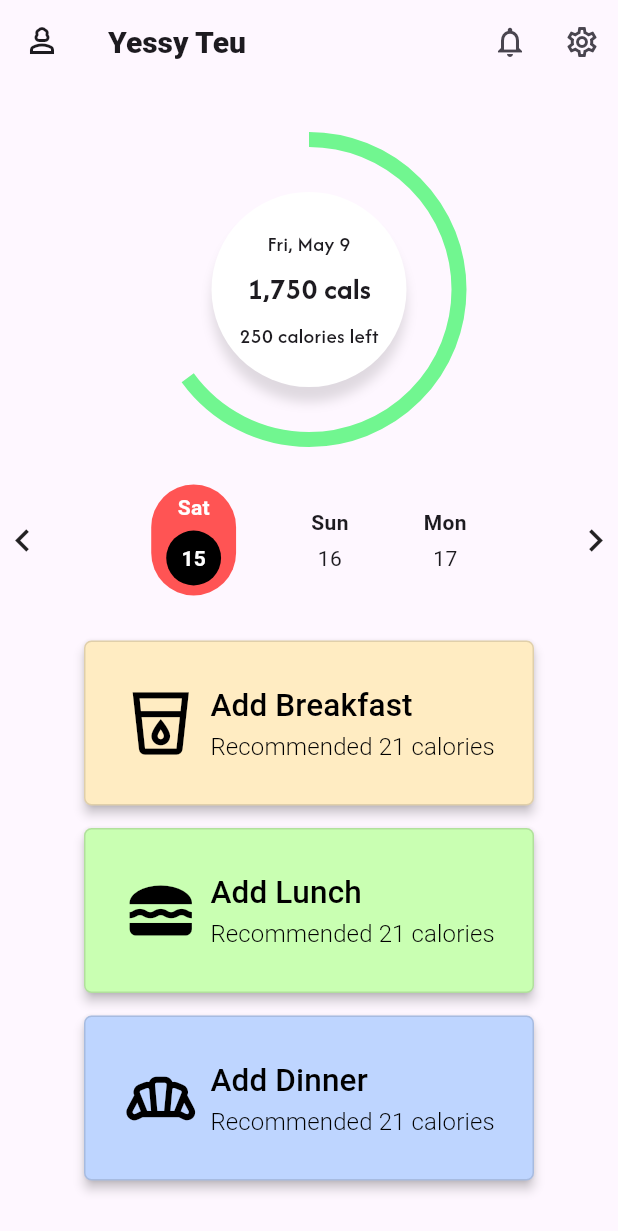
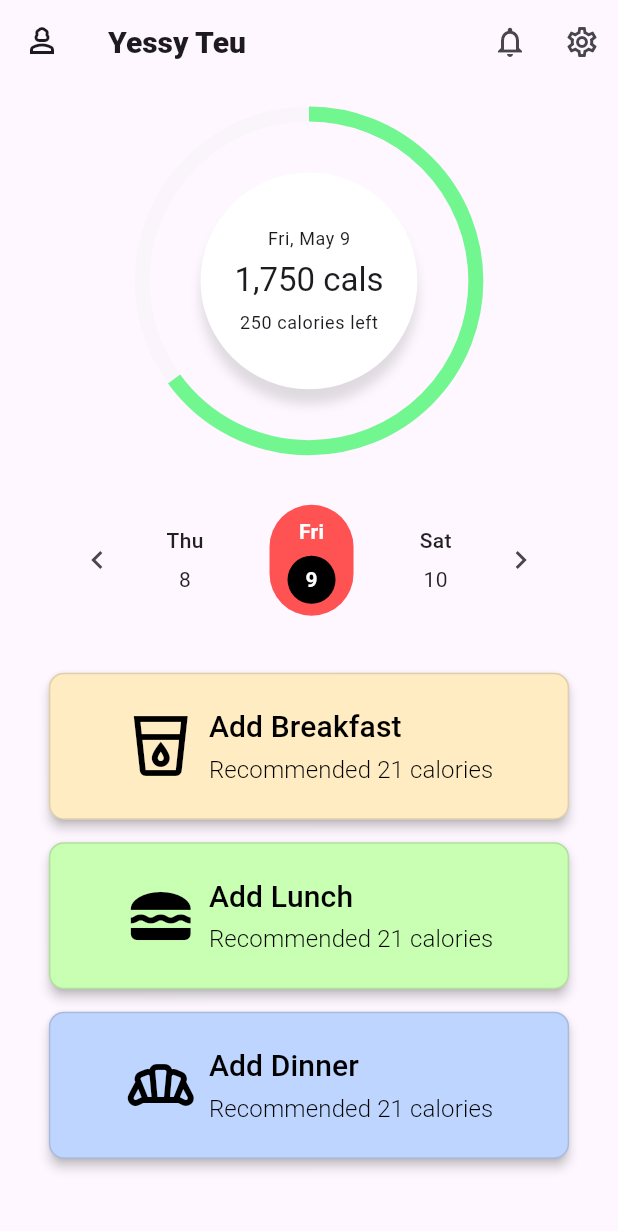
Before and after one commit to Shubr/iNutrition, a Flutter app: the screen it shows after launch, on a phone screen of 412 x 824 dp. Shown: the top 1231 px of the screen. Run offline on Flutter 3.47's test engine with Material 3 defaults, Android fonts, the light colour scheme and no system bars; our stand-ins replace flutter_svg.

Commit message:
Set the Calorie Card and Day Selector dates set to current

```diff
--- a/lib/dashboard/dashboard.dart
+++ b/lib/dashboard/dashboard.dart
@@ -14,8 +14,18 @@ class DashboardPage extends StatefulWidget {
 class _DashboardPageState extends State<DashboardPage> {
   final double _calorieProgress = 0.65;
 
+  List<DateTime> _generatePast3Days() {
+    final now = DateTime.now();
+    return List.generate(3, (i) {
+      final day = now.subtract(Duration(days: 1 - i));
+      return DateTime(day.year, day.month, day.day);
+    });
+  }
+
  @override
 Widget build(BuildContext context) {
+  final screenWidth = MediaQuery.of(context).size.width;
+
   return Scaffold(
     appBar: AppBar(
       title: const Text(
@@ -27,29 +37,34 @@ class _DashboardPageState extends State<DashboardPage> {
       ),
       leading: const Icon(Icons.person_3_outlined),
       actions: [
-          IconButton(
-              onPressed: () => {}, icon: const Icon(Icons.notifications_none_outlined)),
-          IconButton(
-              onPressed: () => {}, icon: const Icon(Icons.settings_outlined)),
+        IconButton(onPressed: () {}, icon: const Icon(Icons.notifications_none_outlined)),
+        IconButton(onPressed: () {}, icon: const Icon(Icons.settings_outlined)),
       ],
     ),
-      body: Column(
-        mainAxisAlignment: MainAxisAlignment.center,
+    body: SingleChildScrollView(
+      padding: EdgeInsets.symmetric(horizontal: screenWidth * 0.05, vertical: 20),
+      child: Center(
+        child: Column(
+          crossAxisAlignment: CrossAxisAlignment.center,
           children: [
             CalorieCurrentProgress(
               progress: _calorieProgress,
               child: const CalorieCard(
-              dateToday: DateTime.now,
                 calsCurrent: "1,750 cals",
                 calsLeft: "250 calories left",
               ),
             ),
             const SizedBox(height: 30),
-          const DaySelector(),
+            DaySelector(
+              days: _generatePast3Days(),
+              selectedDay: DateTime.now(),
+            ),
             const SizedBox(height: 30),
             const MealEntrySelector(),
           ],
         ),
+      ),
+    ),
   );
   }
 }
--- a/lib/dashboard/widgets/calorie_card.dart
+++ b/lib/dashboard/widgets/calorie_card.dart
@@ -8,7 +8,7 @@ class CalorieCard extends StatefulWidget {
   const CalorieCard({
     super.key,
     required this.calsCurrent,
-    required this.calsLeft, required DateTime Function() dateToday,
+    required this.calsLeft,
   });
 
   @override
@@ -22,20 +22,19 @@ class _CalorieCardState extends State<CalorieCard> {
   void initState() {
     super.initState();
     final now = DateTime.now();
-    formattedDate = DateFormat('EEE, MMM d').format(now); // e.g., "Wed, May 8"
+    formattedDate = DateFormat('EEE, MMM d').format(now);
   }
 
   @override
   Widget build(BuildContext context) {
-    return Container(
-      width: 160,
-      height: 160,
+    return AspectRatio(
+      aspectRatio: 1,
+      child: Container(
         padding: const EdgeInsets.all(16),
-      decoration: BoxDecoration(
+        decoration: const BoxDecoration(
           color: Colors.white,
-        border: Border.all(color: const Color.fromARGB(0, 0, 0, 0), width: 2),
           shape: BoxShape.circle,
-        boxShadow: const [
+          boxShadow: [
             BoxShadow(
               color: Colors.black12,
               blurRadius: 6,
@@ -44,36 +43,28 @@ class _CalorieCardState extends State<CalorieCard> {
           ],
         ),
         child: Center(
+          child: FittedBox(
+            fit: BoxFit.scaleDown,
             child: Column(
               mainAxisAlignment: MainAxisAlignment.center,
               children: [
                 Text(
                   formattedDate,
-              style: const TextStyle(
-                fontSize: 14,
-                fontWeight: FontWeight.w500,
-                fontFamily: "Afacad",
-              ),
+                  style: Theme.of(context).textTheme.bodySmall,
                 ),
                 const SizedBox(height: 6),
                 Text(
                   widget.calsCurrent,
-              style: const TextStyle(
-                fontSize: 20,
-                fontWeight: FontWeight.bold,
-                fontFamily: "Afacad",
-              ),
+                  style: Theme.of(context).textTheme.titleLarge,
                 ),
                 const SizedBox(height: 6),
                 Text(
                   widget.calsLeft,
-              style: const TextStyle(
-                fontSize: 14,
-                fontWeight: FontWeight.w500,
-                fontFamily: "Afacad",
+                  style: Theme.of(context).textTheme.bodySmall,
+                ),
+              ],
             ),
           ),
-          ],
         ),
       ),
     );
--- a/lib/dashboard/widgets/calorie_current_progress.dart
+++ b/lib/dashboard/widgets/calorie_current_progress.dart
@@ -15,29 +15,56 @@ class CalorieCurrentProgress extends StatefulWidget {
 }
 
 class _CalorieCurrentProgressState extends State<CalorieCurrentProgress> {
+  late double _progress;
+
+  @override
+  void initState() {
+    super.initState();
+    _progress = widget.progress;
+  }
+
+  @override
+  void didUpdateWidget(covariant CalorieCurrentProgress oldWidget) {
+    super.didUpdateWidget(oldWidget);
+    if (oldWidget.progress != widget.progress) {
+      setState(() {
+        _progress = widget.progress;
+      });
+    }
+  }
+
   @override
   Widget build(BuildContext context) {
-    return Stack(
+    return LayoutBuilder(
+      builder: (context, constraints) {
+        final double size = constraints.maxWidth * 0.6;
+        final double innerSize = size * 0.65;
+
+        return Center(
+          child: Stack(
             alignment: Alignment.center,
             children: [
               SizedBox(
-          width: 200,
-          height: 200,
+                width: size,
+                height: size,
                 child: CircularProgressIndicator(
-            value: widget.progress,
+                  value: _progress,
                   strokeWidth: 10,
-            backgroundColor: const Color.fromARGB(0, 224, 224, 224),
+                  backgroundColor: const Color.fromARGB(30, 224, 224, 224),
                   valueColor: const AlwaysStoppedAnimation<Color>(
                     Color.fromARGB(255, 113, 246, 144),
                   ),
                 ),
               ),
               SizedBox(
-          width: 130,
-          height: 130,
+                width: innerSize,
+                height: innerSize,
                 child: widget.child,
               ),
             ],
+          ),
+        );
+      },
     );
   }
 }
--- a/lib/dashboard/widgets/day_selector.dart
+++ b/lib/dashboard/widgets/day_selector.dart
@@ -1,77 +1,162 @@
 import 'package:flutter/material.dart';
+import 'package:intl/intl.dart';
 
 class DaySelector extends StatefulWidget {
-  const DaySelector({super.key});
+  final List<DateTime> days;
+  final ValueChanged<DateTime>? onDaySelected;
+  final DateTime selectedDay;
+
+  const DaySelector({
+    super.key,
+    required this.days,
+    this.onDaySelected,
+    required this.selectedDay,
+  });
 
   @override
-  State<DaySelector> createState() => DaySelectorState();
+  State<DaySelector> createState() => _DaySelectorState();
 }
 
-class DaySelectorState extends State<DaySelector> {
-  int _selectedIndex = 0;
+class _DaySelectorState extends State<DaySelector> {
+  late DateTime _selectedDay;
+  final ScrollController _scrollController = ScrollController();
 
-  final List<Map<String, String>> days = [
-    {"day": "Sat", "date": "15"},
-    {"day": "Sun", "date": "16"},
-    {"day": "Mon", "date": "17"},
-  ];
+  @override
+  void initState() {
+    super.initState();
+    _selectedDay = widget.selectedDay;
+    WidgetsBinding.instance.addPostFrameCallback((_) => _scrollToSelectedDay());
+  }
+
+  @override
+  void didUpdateWidget(DaySelector oldWidget) {
+    super.didUpdateWidget(oldWidget);
+    if (!_isSameDay(oldWidget.selectedDay, widget.selectedDay)) {
+      _selectedDay = widget.selectedDay;
+      _scrollToSelectedDay();
+    }
+  }
+
+  bool _isSameDay(DateTime a, DateTime b) {
+    return a.year == b.year && a.month == b.month && a.day == b.day;
+  }
+
+  void _selectDay(DateTime day) {
+    setState(() {
+      _selectedDay = day;
+    });
+    widget.onDaySelected?.call(day);
+    _scrollToSelectedDay();
+  }
+
+  void _scrollToSelectedDay() {
+    if (!_scrollController.hasClients) return;
+
+    final index = widget.days.indexWhere((d) => _isSameDay(d, _selectedDay));
+    if (index != -1) {
+      final screenWidth = MediaQuery.of(context).size.width;
+      final itemWidth = 70.0;
+      final centerPosition = (index * itemWidth) - (screenWidth / 2) + (itemWidth / 2);
+
+      _scrollController.animateTo(
+        centerPosition.clamp(0, _scrollController.position.maxScrollExtent),
+        duration: const Duration(milliseconds: 300),
+        curve: Curves.easeInOut,
+      );
+    }
+  }
+
+  void _navigateDay(int direction) {
+    final currentIndex = widget.days.indexWhere((d) => _isSameDay(d, _selectedDay));
+    final newIndex = (currentIndex + direction).clamp(0, widget.days.length - 1);
+    if (newIndex != currentIndex) {
+      _selectDay(widget.days[newIndex]);
+    }
+  }
 
   @override
   Widget build(BuildContext context) {
-    return Row(
-      mainAxisAlignment: MainAxisAlignment.spaceBetween,
+    final totalItemsWidth = widget.days.length * 70.0;
+    final screenWidth = MediaQuery.of(context).size.width;
+
+    return Center(
+      child: SizedBox(
+        height: 90,
+        width: screenWidth,
+        child: Row(
+          mainAxisAlignment: MainAxisAlignment.center,
           children: [
-        const Icon(Icons.chevron_left, size: 30),
+            IconButton(
+              icon: const Icon(Icons.chevron_left),
+              onPressed: () => _navigateDay(-1),
+            ),
+            if (totalItemsWidth < screenWidth)
               Row(
                 mainAxisAlignment: MainAxisAlignment.center,
-          children: List.generate(days.length, (index) {
-            final day = days[index];
-            return Padding(
-              padding: const EdgeInsets.symmetric(horizontal: 25),
-              child: GestureDetector(
-                onTap: () {
-                  setState(() {
-                    _selectedIndex = index;
-                  });
-                },
-                child: _buildDay(day["day"]!, day["date"]!, isSelected: index == _selectedIndex),
+                children: List.generate(
+                  widget.days.length,
+                  (index) => _buildDayItem(widget.days[index]),
                 ),
-            );
-          }),
+              )
+            else
+              Expanded(
+                child: ListView.builder(
+                  controller: _scrollController,
+                  scrollDirection: Axis.horizontal,
+                  itemCount: widget.days.length,
+                  itemBuilder: (context, index) => _buildDayItem(widget.days[index]),
                 ),
-        const Icon(Icons.chevron_right, size: 30),
+              ),
+            IconButton(
+              icon: const Icon(Icons.chevron_right),
+              onPressed: () => _navigateDay(1),
+            ),
           ],
+        ),
+      ),
     );
   }
 
-  Widget _buildDay(String dayName, String date, {bool isSelected = false}) {
-    if (isSelected) {
-      return Column(
+  Widget _buildDayItem(DateTime day) {
+    final isSelected = _isSameDay(day, _selectedDay);
+    final dayName = DateFormat('E').format(day);
+    final dayNumber = DateFormat('d').format(day);
+
+    return Padding(
+      padding: const EdgeInsets.symmetric(horizontal: 22),
+      child: GestureDetector(
+        onTap: () => _selectDay(day),
+        child: isSelected
+            ? Column(
+                mainAxisAlignment: MainAxisAlignment.center,
                 children: [
                   Container(
-            padding: const EdgeInsets.symmetric(vertical: 5, horizontal: 10),
                     decoration: BoxDecoration(
-              color: const Color.fromARGB(255, 255, 84, 84),
-              borderRadius: BorderRadius.circular(50),
+                      color: Colors.redAccent,
+                      borderRadius: BorderRadius.circular(30),
                     ),
+                    padding: const EdgeInsets.symmetric(horizontal: 12, vertical: 8),
                     child: Column(
+                      mainAxisSize: MainAxisSize.min,
                       children: [
                         Text(
                           dayName,
                           style: const TextStyle(
                             color: Colors.white,
-                    fontWeight: FontWeight.w600,
+                            fontWeight: FontWeight.bold,
                           ),
                         ),
-                const SizedBox(height: 4),
+                        const SizedBox(height: 6),
                         Container(
-                  padding: const EdgeInsets.all(10),
+                          width: 32,
+                          height: 32,
                           decoration: const BoxDecoration(
+                            shape: BoxShape.circle,
                             color: Colors.black,
-                    shape: BoxShape.circle,
                           ),
+                          alignment: Alignment.center,
                           child: Text(
-                    date,
+                            dayNumber,
                             style: const TextStyle(
                               color: Colors.white,
                               fontWeight: FontWeight.bold,
@@ -82,18 +167,29 @@ class DaySelectorState extends State<DaySelector> {
                     ),
                   ),
                 ],
-      );
-    } else {
-      return Column(
+              )
+            : Column(
+                mainAxisSize: MainAxisSize.min,
+                mainAxisAlignment: MainAxisAlignment.center,
                 children: [
                   Text(
                     dayName,
-            style: const TextStyle(fontWeight: FontWeight.w600),
+                    style: const TextStyle(
+                      color: Colors.black87,
+                      fontWeight: FontWeight.w500,
                     ),
-          const SizedBox(height: 4),
-          Text(date),
+                  ),
+                  const SizedBox(height: 6),
+                  Text(
+                    dayNumber,
+                    style: const TextStyle(
+                      color: Colors.black87,
+                      fontWeight: FontWeight.normal,
+                    ),
+                  ),
                 ],
+              ),
+      ),
     );
   }
 }
-}
--- a/lib/dashboard/widgets/meal_entry_selector.dart
+++ b/lib/dashboard/widgets/meal_entry_selector.dart
@@ -14,7 +14,12 @@ class MealEntrySelectorState extends State<MealEntrySelector> {
 
   @override
   Widget build(BuildContext context) {
-    return Column(
+    final screenWidth = MediaQuery.of(context).size.width;
+    final isSmallScreen = screenWidth < 360;
+
+    return Padding(
+      padding: const EdgeInsets.symmetric(horizontal: 12),
+      child: Column(
         children: [
           _buildMealButton(
             context,
@@ -22,7 +27,8 @@ class MealEntrySelectorState extends State<MealEntrySelector> {
             "Recommended $recommendedBreakfastCalories calories",
             "/breakfastEntry",
             Icons.local_drink_outlined,
-          const Color.fromARGB(255, 255, 236, 194), // Breakfast button color
+            const Color.fromARGB(255, 255, 236, 194),
+            isSmallScreen,
           ),
           const SizedBox(height: 15),
           _buildMealButton(
@@ -31,7 +37,8 @@ class MealEntrySelectorState extends State<MealEntrySelector> {
             "Recommended $recommendedLunchCalories calories",
             "/lunchEntry",
             Icons.lunch_dining,
-          const Color.fromARGB(255, 201, 255, 178), // Lunch button color
+            const Color.fromARGB(255, 201, 255, 178),
+            isSmallScreen,
           ),
           const SizedBox(height: 15),
           _buildMealButton(
@@ -40,9 +47,11 @@ class MealEntrySelectorState extends State<MealEntrySelector> {
             "Recommended $recommendedDinnerCalories calories",
             "/dinnerEntry",
             Icons.bakery_dining_outlined,
-          const Color.fromRGBO(190, 213, 255, 1), // Dinner button color
+            const Color.fromRGBO(190, 213, 255, 1),
+            isSmallScreen,
           ),
         ],
+      ),
     );
   }
 
@@ -53,28 +62,48 @@ class MealEntrySelectorState extends State<MealEntrySelector> {
     String route,
     IconData icon,
     Color buttonColor,
+    bool isSmallScreen,
   ) {
-    return SizedBox(
-      width: 300,
+    return ConstrainedBox(
+      constraints: const BoxConstraints(minWidth: double.infinity),
       child: ElevatedButton.icon(
         style: ElevatedButton.styleFrom(
           backgroundColor: buttonColor,
           foregroundColor: Colors.black,
-          padding: const EdgeInsets.symmetric(vertical: 28, horizontal: 24),
+          padding: const EdgeInsets.symmetric(vertical: 22, horizontal: 16),
           elevation: 3,
           shape: RoundedRectangleBorder(
-            borderRadius: BorderRadius.circular(5),
+            borderRadius: BorderRadius.circular(10),
             side: const BorderSide(color: Colors.black12),
           ),
         ),
-        icon: Icon(icon, size: 50),
-        label: Column(
+        icon: Icon(icon, size: isSmallScreen ? 36 : 48),
+        label: Flexible(
+          child: Column(
             crossAxisAlignment: CrossAxisAlignment.start,
             children: [
-            Text(title, style: const TextStyle(fontSize: 21, fontWeight: FontWeight.w500)),
-            const SizedBox(height: 1),
-            Text(recommendation, style: const TextStyle(fontSize: 16, fontWeight: FontWeight.w300)),
+              FittedBox(
+                fit: BoxFit.scaleDown,
+                alignment: Alignment.centerLeft,
+                child: Text(
+                  title,
+                  style: TextStyle(
+                    fontSize: isSmallScreen ? 16 : 20,
+                    fontWeight: FontWeight.w500,
+                  ),
+                ),
+              ),
+              const SizedBox(height: 2),
+              Text(
+                recommendation,
+                style: TextStyle(
+                  fontSize: isSmallScreen ? 13 : 16,
+                  fontWeight: FontWeight.w300,
+                ),
+                overflow: TextOverflow.ellipsis,
+              ),
             ],
+          ),
         ),
         onPressed: () {
           Navigator.pushNamed(context, route);
--- a/lib/widgets/iWidget.dart
+++ b/lib/widgets/iWidget.dart
@@ -45,7 +45,7 @@ Widget iTextField(String name, bool isPassword) {
 Widget iButton(String name, VoidCallback onPressed) {
   return (ElevatedButton(
     style: ElevatedButton.styleFrom(
-        side: BorderSide(width: 2.0, color: Colors.white),
+        side: const BorderSide(width: 2.0, color: Colors.white),
         shape: RoundedRectangleBorder(borderRadius: BorderRadius.circular(10)),
         elevation: 4,
         shadowColor: const Color.fromARGB(255, 50, 50, 50),
@@ -54,7 +54,7 @@ Widget iButton(String name, VoidCallback onPressed) {
     onPressed: onPressed,
     child: Text(
       name,
-      style: TextStyle(fontFamily: "Afacad", fontSize: 26, color: Colors.white),
+      style: const TextStyle(fontFamily: "Afacad", fontSize: 26, color: Colors.white),
     ),
   ));
 }
```
Also changed, not shown: 4 other files. Lines whose indentation alone changed are shown as unchanged.
